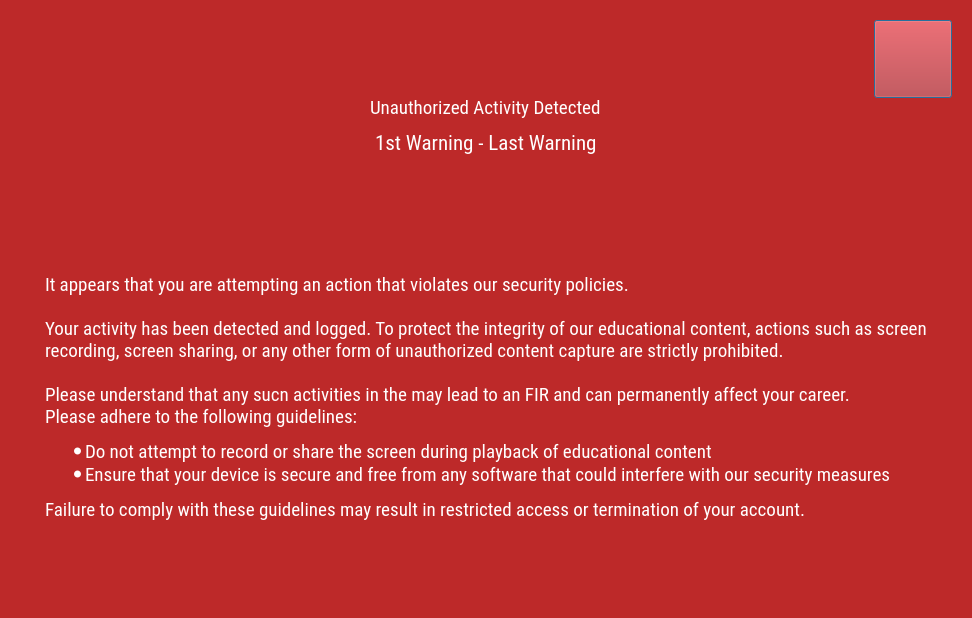
This is warningdialog.ui in Akash-github-project/trial as Qt 5 draws it before an edit. The edited form follows.
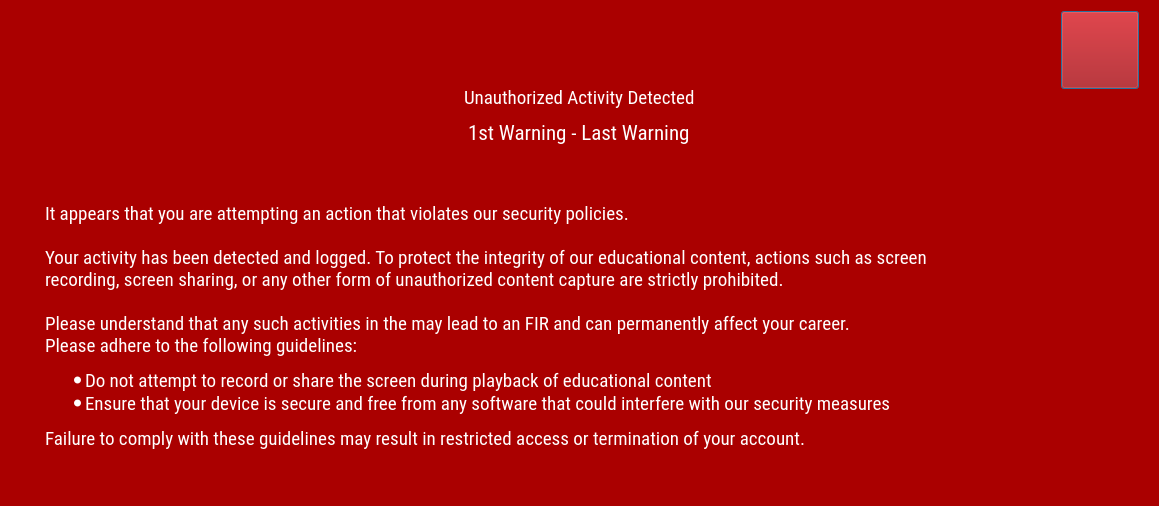
This is the edited form. Icons and pictures are not drawn.

Patch:
```diff
--- a/warningdialog.ui
+++ b/warningdialog.ui
@@ -6,15 +6,15 @@
    <rect>
     <x>0</x>
     <y>0</y>
-    <width>963</width>
-    <height>618</height>
+    <width>1159</width>
+    <height>506</height>
    </rect>
   </property>
   <property name="windowTitle">
    <string>Dialog</string>
   </property>
   <property name="styleSheet">
-   <string notr="true">background-color: rgb(189, 41, 41);</string>
+   <string notr="true">background-color: rgb(170, 0, 0);</string>
   </property>
   <layout class="QVBoxLayout" name="verticalLayout">
    <item>
@@ -28,10 +28,22 @@
      <property name="maximumSize">
       <size>
        <width>16777215</width>
-       <height>170</height>
+       <height>140</height>
       </size>
      </property>
+     <property name="styleSheet">
+      <string notr="true">background-color: rgb(170, 0, 0);</string>
+     </property>
      <layout class="QHBoxLayout" name="horizontalLayout">
+      <property name="spacing">
+       <number>0</number>
+      </property>
+      <property name="topMargin">
+       <number>0</number>
+      </property>
+      <property name="bottomMargin">
+       <number>0</number>
+      </property>
       <item>
        <widget class="QLabel" name="label_6">
         <property name="text">
@@ -50,10 +62,13 @@
         <property name="maximumSize">
          <size>
           <width>176773</width>
-          <height>150</height>
+          <height>8738492</height>
          </size>
         </property>
         <layout class="QVBoxLayout" name="verticalLayout_2">
+         <property name="bottomMargin">
+          <number>0</number>
+         </property>
          <item alignment="Qt::AlignHCenter">
           <widget class="QLabel" name="label">
            <property name="minimumSize">
@@ -151,11 +166,15 @@
       </font>
      </property>
      <property name="styleSheet">
-      <string notr="true">margin:30px;
-color: rgb(255, 255, 255);</string>
+      <string notr="true">color: rgb(255, 255, 255);
+margin-left:30px;
+margin-right:30px;</string>
+     </property>
+     <property name="lineWidth">
+      <number>2</number>
      </property>
      <property name="text">
-      <string>&lt;html&gt;&lt;head/&gt;&lt;body&gt;&lt;p&gt;It appears that you are attempting an action that violates our security policies.&lt;br/&gt;&lt;br/&gt;Your activity has been detected and logged. To protect the integrity of our educational content, actions such as screen &lt;br/&gt; recording, screen sharing, or any other form of unauthorized content capture are strictly prohibited.&lt;br/&gt;&lt;br/&gt;Please understand that any sucn activities in the may lead to an FIR and can permanently affect your career.&lt;br/&gt;Please adhere to the following guidelines: &lt;/p&gt;&lt;ul style=&quot;margin-top: 0px; margin-bottom: 0px; margin-left: 0px; margin-right: 0px; -qt-list-indent: 1;&quot;&gt;&lt;li style=&quot; margin-top:12px; margin-bottom:0px; margin-left:0px; margin-right:0px; -qt-block-indent:0; text-indent:0px;&quot;&gt;Do not attempt to record or share the screen during playback of educational content &lt;/li&gt;&lt;li style=&quot; margin-top:0px; margin-bottom:12px; margin-left:0px; margin-right:0px; -qt-block-indent:0; text-indent:0px;&quot;&gt;Ensure that your device is secure and free from any software that could interfere with our security measures &lt;/li&gt;&lt;/ul&gt;&lt;p&gt;Failure to comply with these guidelines may result in restricted access or termination of your account.&lt;/p&gt;&lt;/body&gt;&lt;/html&gt;</string>
+      <string>&lt;html&gt;&lt;head/&gt;&lt;body&gt;&lt;p&gt;It appears that you are attempting an action that violates our security policies.&lt;br/&gt;&lt;br/&gt;Your activity has been detected and logged. To protect the integrity of our educational content, actions such as screen &lt;br/&gt;recording, screen sharing, or any other form of unauthorized content capture are strictly prohibited.&lt;br/&gt;&lt;br/&gt;Please understand that any such activities in the may lead to an FIR and can permanently affect your career.&lt;br/&gt;Please adhere to the following guidelines: &lt;/p&gt;&lt;ul style=&quot;margin-top: 0px; margin-bottom: 0px; margin-left: 0px; margin-right: 0px; -qt-list-indent: 1;&quot;&gt;&lt;li style=&quot; margin-top:12px; margin-bottom:0px; margin-left:0px; margin-right:0px; -qt-block-indent:0; text-indent:0px;&quot;&gt;Do not attempt to record or share the screen during playback of educational content &lt;/li&gt;&lt;li style=&quot; margin-top:0px; margin-bottom:12px; margin-left:0px; margin-right:0px; -qt-block-indent:0; text-indent:0px;&quot;&gt;Ensure that your device is secure and free from any software that could interfere with our security measures &lt;/li&gt;&lt;/ul&gt;&lt;p&gt;Failure to comply with these guidelines may result in restricted access or termination of your account.&lt;/p&gt;&lt;/body&gt;&lt;/html&gt;</string>
      </property>
     </widget>
    </item>
```
